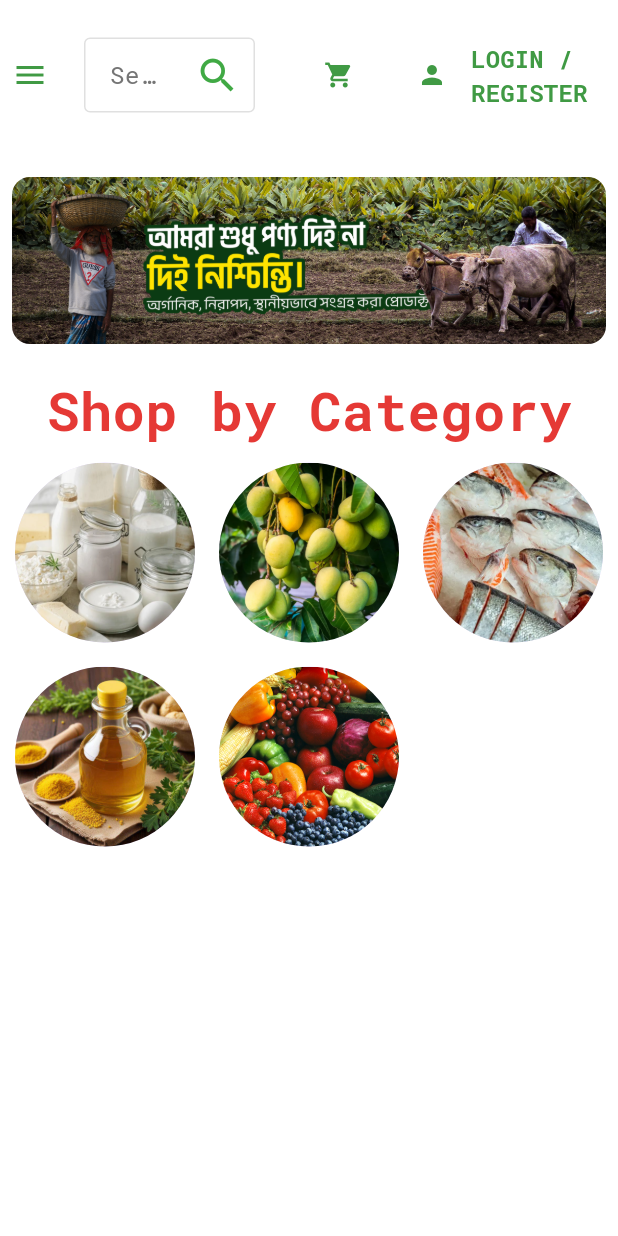
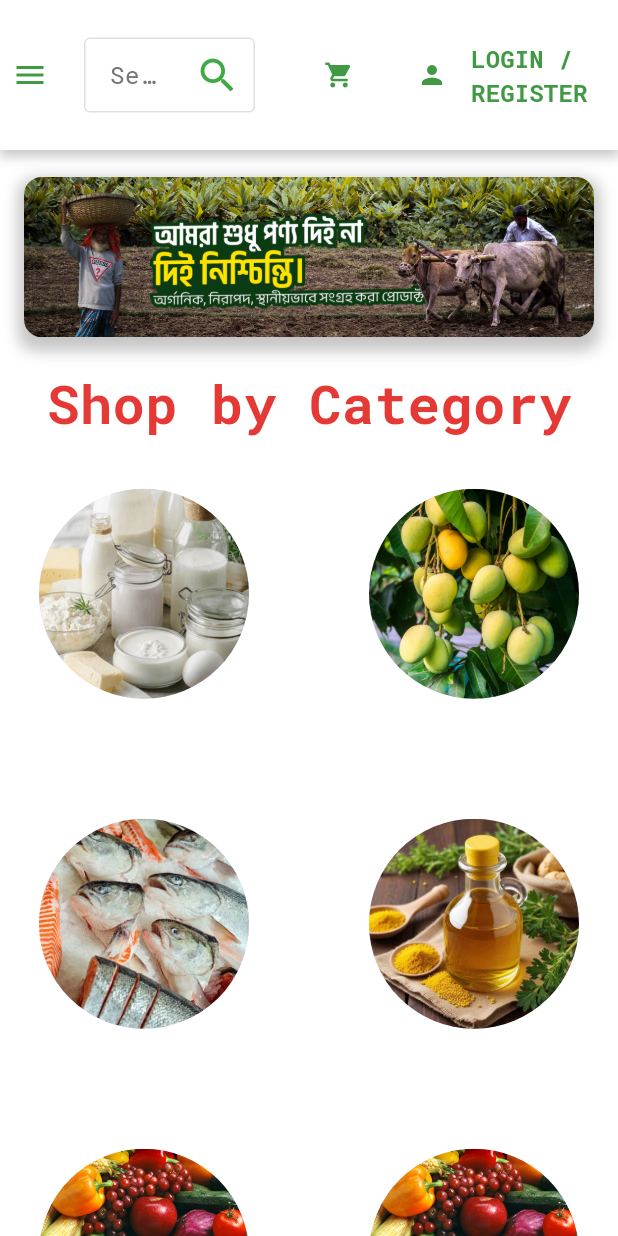
Before and after one commit to Hasib-39/Amar-Shodai, a Flutter app: the screen it shows after launch, on a phone screen of 412 x 824 dp. Run offline on Flutter 3.47's test engine with Material 3 defaults, Android fonts, the phone set to English and light mode, and no system bars; drawn by our look-alikes of carousel_slider; our stand-ins replace google_fonts.

Commit message:
Added shadows to NavBar and Carousel

```diff
--- a/lib/screens/home_screen.dart
+++ b/lib/screens/home_screen.dart
@@ -3,7 +3,6 @@ import 'package:amar_shodai/utils/theme.dart';
 import 'package:amar_shodai/widgets/image_carousel.dart';
 import 'package:amar_shodai/widgets/search_box.dart';
 import 'package:flutter/material.dart';
-import 'package:flutter/rendering.dart';
 import 'package:google_fonts/google_fonts.dart';
 import '../utils/constants.dart';
 import '../widgets/category_circle_avatar.dart';
@@ -17,10 +16,23 @@ class HomeScreen extends StatelessWidget {
     return Scaffold(
       body: Column(
         children: [
-          ResponsiveWidget(
-            mobile: _buildMobileNavbar(),
-            tab: _buildTabNavbar(),
-            desktop: _buildDesktopNavbar(),
+          Container(
+            decoration: BoxDecoration(
+              color: Colors.white,
+              boxShadow: [
+                BoxShadow(
+                  color: Colors.grey.withValues(alpha: 0.6),
+                  spreadRadius: 1,
+                  blurRadius: 6,
+                  offset: const Offset(0, 3),
+                ),
+              ],
+            ),
+            child: ResponsiveWidget(
+              mobile: _buildMobileNavbar(),
+              tab: _buildTabNavbar(),
+              desktop: _buildDesktopNavbar(),
+            ),
           ),
           SizedBox(height: 10),
           Expanded(
@@ -32,10 +44,11 @@ class HomeScreen extends StatelessWidget {
                   Column(
                     children: [
                       Text("Shop by Category", style: lightMode.textTheme.titleLarge,),
-                      SizedBox(height: 10,),
+                      SizedBox(height: 32,),
                       Wrap(
-                        spacing: 16,
-                        runSpacing: 16,
+                        spacing: 80,
+                        runSpacing: 80,
+                        alignment: WrapAlignment.start,
                         children: categoriesList.map((category) {
                           return CategoryCircleAvatar(
                             imagePath: category["imagePath"],
@@ -43,6 +56,13 @@ class HomeScreen extends StatelessWidget {
                           );
                         }).toList(),
                       ),
+                    ],
+                  ),
+                  SizedBox(height: 64,),
+                  Column(
+                    children: [
+                      Text("Deals of the Day", style: lightMode.textTheme.titleLarge,),
+                      SizedBox(height: 32,),
                     ],
                   ),
                 ],
--- a/lib/utils/constants.dart
+++ b/lib/utils/constants.dart
@@ -10,4 +10,5 @@ const List<Map<String, dynamic>> categoriesList = [
   {"id": 3, "category": "Chicken & Duck", "imagePath": "assets/images/chicken_and_duck.jpg" },
   {"id": 4, "category": "Beef & Mutton", "imagePath": "assets/images/beef_and_mutton.jpg" },
   {"id": 5, "category": "Combo Pack", "imagePath": "assets/images/combo_pack.jpg" },
+  {"id": 6, "category": "Combo Pack", "imagePath": "assets/images/combo_pack.jpg" },
 ];
--- a/lib/widgets/category_circle_avatar.dart
+++ b/lib/widgets/category_circle_avatar.dart
@@ -1,3 +1,4 @@
+import 'package:amar_shodai/utils/theme.dart';
 import 'package:flutter/material.dart';
 
 class CategoryCircleAvatar extends StatefulWidget {
@@ -26,25 +27,22 @@ class _CategoryCircleAvatarState extends State<CategoryCircleAvatar> {
         alignment: Alignment.center,
         children: [
           CircleAvatar(
-            radius: 60,
+            radius: 70,
             backgroundImage: AssetImage(widget.imagePath),
           ),
           if (isHovered)
             Container(
-              width: 120,
-              height: 120,
+              width: 140,
+              height: 140,
               decoration: BoxDecoration(
-                color: Colors.black.withOpacity(0.6),
+                color: Colors.black.withValues(alpha: 0.6),
                 shape: BoxShape.circle,
               ),
               child: Center(
                 child: Text(
                   widget.category,
                   textAlign: TextAlign.center,
-                  style: const TextStyle(
-                    color: Colors.white,
-                    fontWeight: FontWeight.bold,
-                  ),
+                  style: lightMode.textTheme.labelMedium
                 ),
               ),
             ),
--- a/lib/widgets/image_carousel.dart
+++ b/lib/widgets/image_carousel.dart
@@ -12,12 +12,24 @@ class ImageCarousel extends StatefulWidget {
 class _ImageCarouselState extends State<ImageCarousel> {
   final CarouselSliderController carouselSliderController = CarouselSliderController();
   int currentIndex = 0;
+
   @override
   Widget build(BuildContext context) {
-    return Padding(
-      padding: const EdgeInsets.all(8.0),
+    return Container(
+      margin: const EdgeInsets.symmetric(horizontal: 16, vertical: 8),
+      decoration: BoxDecoration(
+        boxShadow: [
+          BoxShadow(
+            color: Colors.grey.withValues(alpha: 0.6),
+            spreadRadius: 4,
+            blurRadius: 8,
+            offset: const Offset(0, 5),
+          ),
+        ],
+        borderRadius: BorderRadius.circular(12),
+      ),
       child: ClipRRect(
-        borderRadius: BorderRadius.circular(12), // your desired radius
+        borderRadius: BorderRadius.circular(12),
         child: CarouselSlider(
           items: bannerList
               .map(
@@ -43,6 +55,5 @@ class _ImageCarouselState extends State<ImageCarousel> {
         ),
       ),
     );
-
   }
 }
```
